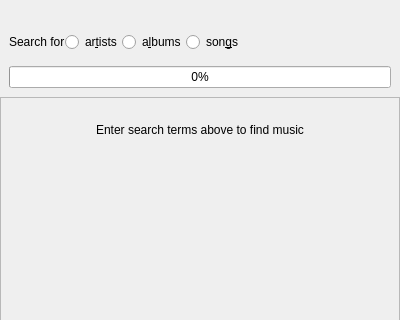
Old version of the form src/internet/internetsearchview.ui in the repository strawberrymusicplayer/strawberry; both pictures show x 0 to 400 and y 0 to 320 of the 400 by 660 pixel window.
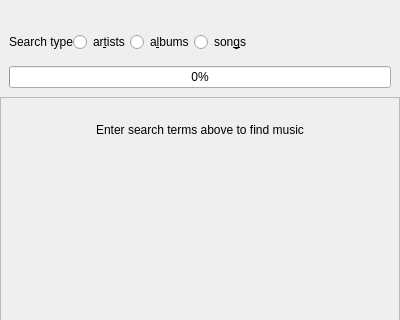
New version of the form. Custom widgets are drawn as their Qt base class.

```diff
--- a/src/internet/internetsearchview.ui
+++ b/src/internet/internetsearchview.ui
@@ -72,7 +72,7 @@
              <bool>true</bool>
             </property>
             <property name="text">
-             <string>Search for</string>
+             <string>Search type</string>
             </property>
             <property name="margin">
              <number>10</number>
```
Left out of the diff: 2 changed lines with no effect on the pictures.
